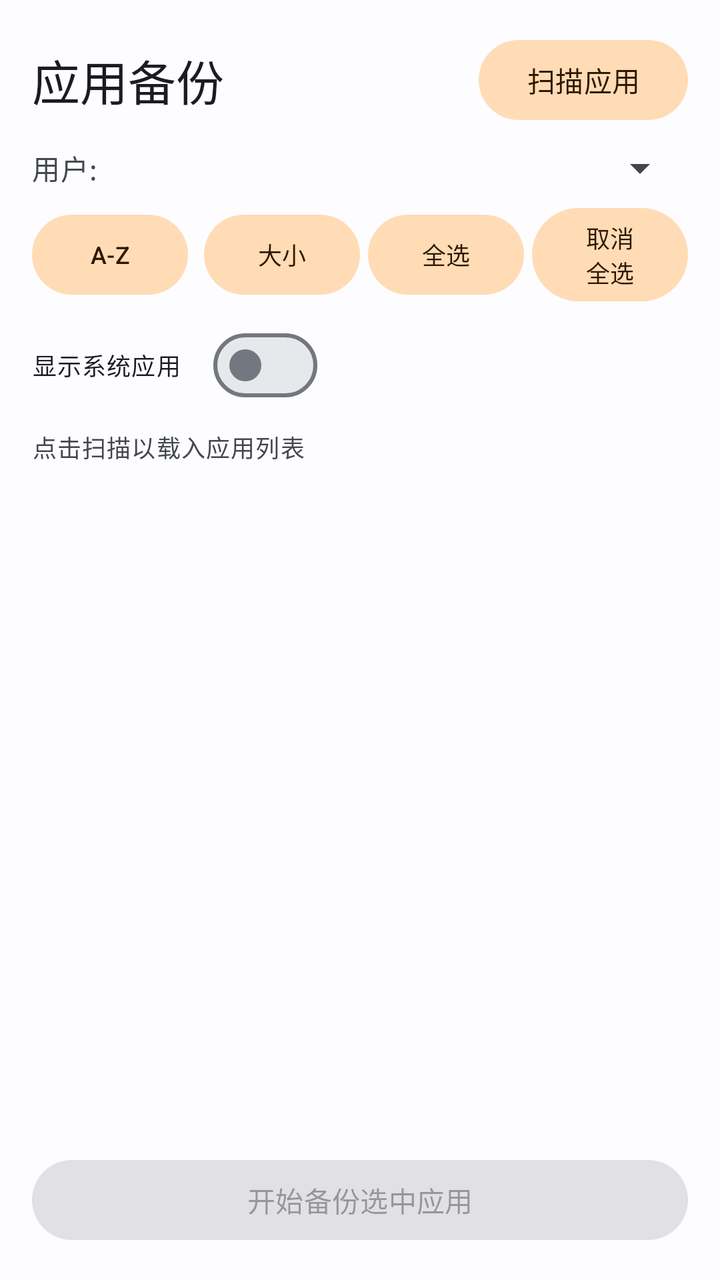
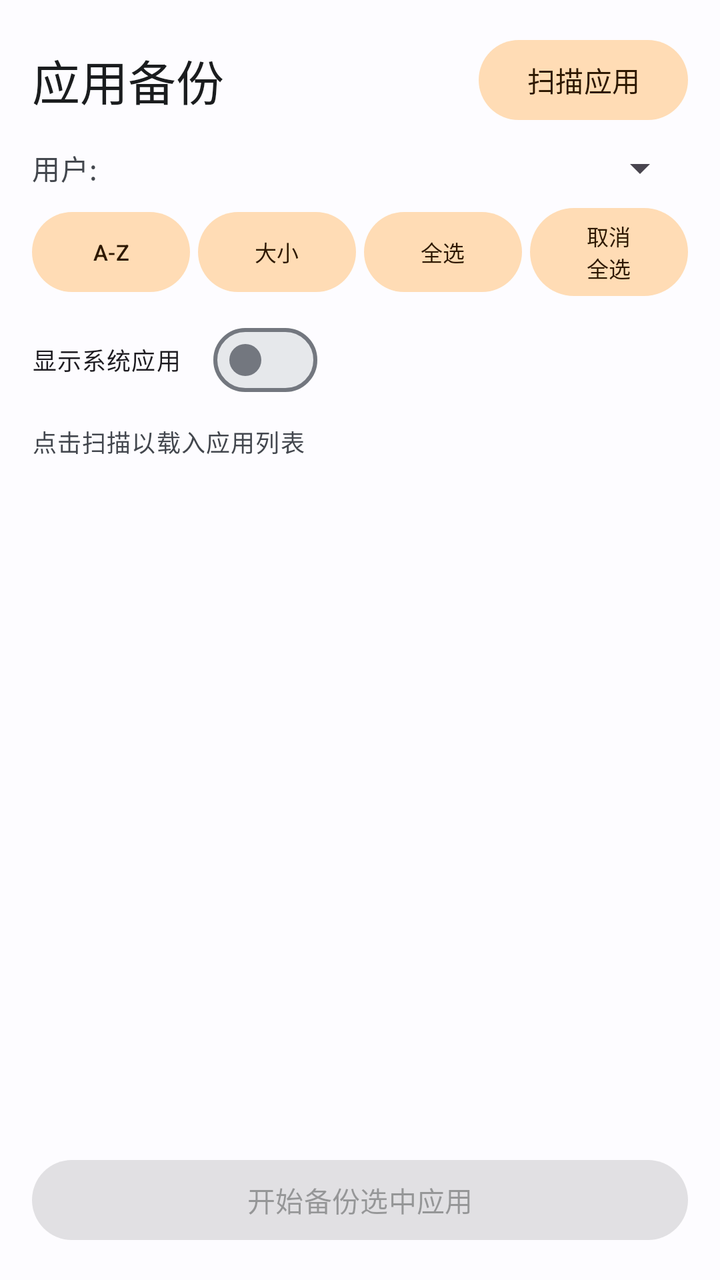

Screens rendered from an Android XML layout before and after an edit, with the pre-edit source and the edit as a unified diff.
<!-- AndroidManifest.xml: application theme AppTheme -->
<!-- res/layout/fragment_backup.xml -->
<?xml version="1.0" encoding="utf-8"?>
<LinearLayout xmlns:android="http://schemas.android.com/apk/res/android"
    xmlns:app="http://schemas.android.com/apk/res-auto"
    android:layout_width="match_parent"
    android:layout_height="match_parent"
    android:orientation="vertical"
    android:padding="16dp"
    android:background="?attr/colorSurface">

    <LinearLayout
        android:layout_width="match_parent"
        android:layout_height="wrap_content"
        android:gravity="center_vertical"
        android:orientation="horizontal">

        <TextView
            android:layout_width="0dp"
            android:layout_height="wrap_content"
            android:layout_weight="1"
            android:text="应用备份"
            android:textAppearance="@style/TextAppearance.Material3.HeadlineSmall"
            android:textColor="?attr/colorOnSurface" />

        <com.google.android.material.button.MaterialButton
            android:id="@+id/scanButton"
            android:layout_width="wrap_content"
            android:layout_height="wrap_content"
            android:text="扫描应用"
            style="@style/Widget.Material3.Button.TonalButton" />
    </LinearLayout>

    <LinearLayout
        android:layout_width="match_parent"
        android:layout_height="wrap_content"
        android:layout_marginTop="8dp"
        android:gravity="center_vertical"
        android:orientation="horizontal">

        <TextView
            android:layout_width="wrap_content"
            android:layout_height="wrap_content"
            android:text="用户: "
            android:textAppearance="@style/TextAppearance.Material3.BodyMedium"
            android:textColor="?attr/colorOnSurfaceVariant" />

        <Spinner
            android:id="@+id/userSelector"
            android:layout_width="0dp"
            android:layout_height="wrap_content"
            android:layout_weight="1" />
    </LinearLayout>

    <LinearLayout
        android:layout_width="match_parent"
        android:layout_height="wrap_content"
        android:layout_marginTop="4dp"
        android:gravity="center_vertical"
        android:orientation="horizontal">

        <com.google.android.material.button.MaterialButton
            android:id="@+id/sortAZButton"
            android:layout_width="0dp"
            android:layout_height="wrap_content"
            android:layout_weight="1"
            android:layout_marginEnd="4dp"
            android:text="A-Z"
            android:textSize="12sp"
            style="@style/Widget.Material3.Button.TonalButton" />

        <com.google.android.material.button.MaterialButton
            android:id="@+id/sortSizeButton"
            android:layout_width="0dp"
            android:layout_height="wrap_content"
            android:layout_weight="1"
            android:layout_marginStart="4dp"
            android:text="大小"
            android:textSize="12sp"
            style="@style/Widget.Material3.Button.TonalButton" />

        <com.google.android.material.button.MaterialButton
            android:id="@+id/selectAllButton"
            android:layout_width="0dp"
            android:layout_height="wrap_content"
            android:layout_weight="1"
            android:layout_marginStart="4dp"
            android:text="全选"
            android:textSize="12sp"
            style="@style/Widget.Material3.Button.TonalButton" />

        <com.google.android.material.button.MaterialButton
            android:id="@+id/deselectAllButton"
            android:layout_width="0dp"
            android:layout_height="wrap_content"
            android:layout_weight="1"
            android:layout_marginStart="4dp"
            android:text="取消全选"
            android:textSize="12sp"
            style="@style/Widget.Material3.Button.TonalButton" />
    </LinearLayout>

    <LinearLayout
        android:layout_width="match_parent"
        android:layout_height="wrap_content"
        android:layout_marginTop="4dp"
        android:gravity="center_vertical"
        android:orientation="horizontal">

        <com.google.android.material.materialswitch.MaterialSwitch
            android:id="@+id/showSystemSwitch"
            android:layout_width="wrap_content"
            android:layout_height="wrap_content"
            android:text="显示系统应用"
            android:textAppearance="@style/TextAppearance.Material3.BodySmall"
            android:checked="false" />
    </LinearLayout>

    <com.google.android.material.progressindicator.LinearProgressIndicator
        android:id="@+id/progressBar"
        android:layout_width="match_parent"
        android:layout_height="wrap_content"
        android:layout_marginTop="12dp"
        android:indeterminate="true"
        android:visibility="gone"
        app:indicatorColor="?attr/colorPrimary"
        app:trackColor="?attr/colorSurfaceVariant" />

    <TextView
        android:id="@+id/statusText"
        android:layout_width="match_parent"
        android:layout_height="wrap_content"
        android:layout_marginTop="8dp"
        android:text="点击扫描以载入应用列表"
        android:textAppearance="@style/TextAppearance.Material3.BodySmall"
        android:textColor="?attr/colorOnSurfaceVariant" />

    <androidx.recyclerview.widget.RecyclerView
        android:id="@+id/appList"
        android:layout_width="match_parent"
        android:layout_height="0dp"
        android:layout_weight="1"
        android:layout_marginTop="12dp"
        android:clipToPadding="false"
        android:paddingBottom="8dp" />

    <com.google.android.material.button.MaterialButton
        android:id="@+id/backupButton"
        android:layout_width="match_parent"
        android:layout_height="wrap_content"
        android:layout_marginTop="12dp"
        android:enabled="false"
        android:text="开始备份选中应用"
        style="@style/Widget.Material3.Button" />

</LinearLayout>
<!-- resources referenced by this layout -->
<resources>
  <style name="AppTheme" parent="Theme.Material3.DayNight.NoActionBar">
          
          <item name="colorPrimary">@color/primary</item>
          <item name="colorOnPrimary">@color/onPrimary</item>
          <item name="colorPrimaryContainer">@color/primaryContainer</item>
          <item name="colorOnPrimaryContainer">@color/onPrimaryContainer</item>
          <item name="colorPrimaryInverse">@color/inverseSurface</item>
  
          
          <item name="colorSecondary">@color/secondary</item>
          <item name="colorOnSecondary">@color/onSecondary</item>
          <item name="colorSecondaryContainer">@color/secondaryContainer</item>
          <item name="colorOnSecondaryContainer">@color/onSecondaryContainer</item>
  
          
          <item name="colorTertiary">@color/tertiary</item>
          <item name="colorOnTertiary">@color/onTertiary</item>
          <item name="colorTertiaryContainer">@color/tertiaryContainer</item>
          <item name="colorOnTertiaryContainer">@color/onTertiaryContainer</item>
  
          
          <item name="colorError">@color/error</item>
          <item name="colorOnError">@color/onError</item>
          <item name="colorErrorContainer">@color/errorContainer</item>
          <item name="colorOnErrorContainer">@color/onErrorContainer</item>
  
          
          <item name="android:colorBackground">@color/background</item>
          <item name="colorOnBackground">@color/onBackground</item>
          <item name="colorSurface">@color/surface</item>
          <item name="colorOnSurface">@color/onSurface</item>
          <item name="colorSurfaceVariant">@color/surfaceVariant</item>
          <item name="colorOnSurfaceVariant">@color/onSurfaceVariant</item>
          <item name="colorSurfaceInverse">@color/inverseSurface</item>
          <item name="colorOnSurfaceInverse">@color/inverseOnSurface</item>
  
          
          <item name="colorOutline">@color/outline</item>
          <item name="colorOutlineVariant">@color/outlineVariant</item>
  
          
          <item name="colorSurfaceContainerLowest">@color/surfaceContainerLowest</item>
          <item name="colorSurfaceContainerLow">@color/surfaceContainerLow</item>
          <item name="colorSurfaceContainer">@color/surfaceContainer</item>
          <item name="colorSurfaceContainerHigh">@color/surfaceContainerHigh</item>
          <item name="colorSurfaceContainerHighest">@color/surfaceContainerHighest</item>
  
          
          <item name="android:statusBarColor">@android:color/transparent</item>
          <item name="android:navigationBarColor">@android:color/transparent</item>
          <item name="android:windowLightStatusBar">true</item>
      </style>
  <color name="primary">#1565C0</color>
  <color name="onPrimary">#FFFFFF</color>
  <color name="primaryContainer">#D1E4FF</color>
  <color name="onPrimaryContainer">#001D36</color>
  <color name="inverseSurface">#2F3033</color>
  <color name="secondary">#FF8F00</color>
  <color name="onSecondary">#FFFFFF</color>
  <color name="secondaryContainer">#FFDCB5</color>
  <color name="tertiary">#00796B</color>
  <color name="onTertiary">#FFFFFF</color>
  <color name="tertiaryContainer">#A7F0DE</color>
  <color name="onTertiaryContainer">#001F19</color>
  <color name="error">#BA1A1A</color>
  <color name="onError">#FFFFFF</color>
  <color name="errorContainer">#FFDAD6</color>
  <color name="onErrorContainer">#410002</color>
  <color name="background">#FDFCFF</color>
  <color name="onBackground">#1A1C1E</color>
  <color name="surface">#FDFCFF</color>
  <color name="onSurface">#1A1C1E</color>
  <color name="surfaceVariant">#DFE2EB</color>
  <color name="onSurfaceVariant">#43474E</color>
  <color name="inverseOnSurface">#F1F0F4</color>
  <color name="outline">#73777F</color>
  <color name="outlineVariant">#C3C6CF</color>
  <color name="surfaceContainerLow">#F7F9FC</color>
  <color name="surfaceContainer">#F1F3F7</color>
  <!-- unchanged entries left out for length: 4 -->
</resources>

<!-- the commit's change to res/layout/fragment_backup.xml (unified diff, before → after) -->
@@ -4,7 +4,7 @@
     android:layout_width="match_parent"
     android:layout_height="match_parent"
     android:orientation="vertical"
-    android:padding="16dp"
+    android:padding="@dimen/fragment_horizontal_padding"
     android:background="?attr/colorSurface">
 
     <LinearLayout
@@ -62,9 +62,9 @@
             android:layout_width="0dp"
             android:layout_height="wrap_content"
             android:layout_weight="1"
-            android:layout_marginEnd="4dp"
+            android:layout_marginEnd="2dp"
             android:text="A-Z"
-            android:textSize="12sp"
+            android:textSize="11sp"
             style="@style/Widget.Material3.Button.TonalButton" />
 
         <com.google.android.material.button.MaterialButton
@@ -72,9 +72,10 @@
             android:layout_width="0dp"
             android:layout_height="wrap_content"
             android:layout_weight="1"
-            android:layout_marginStart="4dp"
+            android:layout_marginStart="2dp"
+            android:layout_marginEnd="2dp"
             android:text="大小"
-            android:textSize="12sp"
+            android:textSize="11sp"
             style="@style/Widget.Material3.Button.TonalButton" />
 
         <com.google.android.material.button.MaterialButton
@@ -82,9 +83,10 @@
             android:layout_width="0dp"
             android:layout_height="wrap_content"
             android:layout_weight="1"
-            android:layout_marginStart="4dp"
+            android:layout_marginStart="2dp"
+            android:layout_marginEnd="2dp"
             android:text="全选"
-            android:textSize="12sp"
+            android:textSize="11sp"
             style="@style/Widget.Material3.Button.TonalButton" />
 
         <com.google.android.material.button.MaterialButton
@@ -92,9 +94,9 @@
             android:layout_width="0dp"
             android:layout_height="wrap_content"
             android:layout_weight="1"
-            android:layout_marginStart="4dp"
+            android:layout_marginStart="2dp"
             android:text="取消全选"
-            android:textSize="12sp"
+            android:textSize="11sp"
             style="@style/Widget.Material3.Button.TonalButton" />
     </LinearLayout>
 
@@ -129,6 +131,8 @@
         android:layout_width="match_parent"
         android:layout_height="wrap_content"
         android:layout_marginTop="8dp"
+        android:maxLines="3"
+        android:ellipsize="end"
         android:text="点击扫描以载入应用列表"
         android:textAppearance="@style/TextAppearance.Material3.BodySmall"
         android:textColor="?attr/colorOnSurfaceVariant" />
<!-- resource entries referenced after the edit -->
@@ -1,5 +1,6 @@
 <!-- resources referenced by this layout -->
 <resources>
+  <dimen name="fragment_horizontal_padding">16dp</dimen>
   <style name="AppTheme" parent="Theme.Material3.DayNight.NoActionBar">
           
           <item name="colorPrimary">@color/primary</item>
@@ -48,6 +49,8 @@
           <item name="colorSurfaceContainerHighest">@color/surfaceContainerHighest</item>
   
           
+          <item name="android:windowLayoutInDisplayCutoutMode">always</item>
+          
           <item name="android:statusBarColor">@android:color/transparent</item>
           <item name="android:navigationBarColor">@android:color/transparent</item>
           <item name="android:windowLightStatusBar">true</item>
